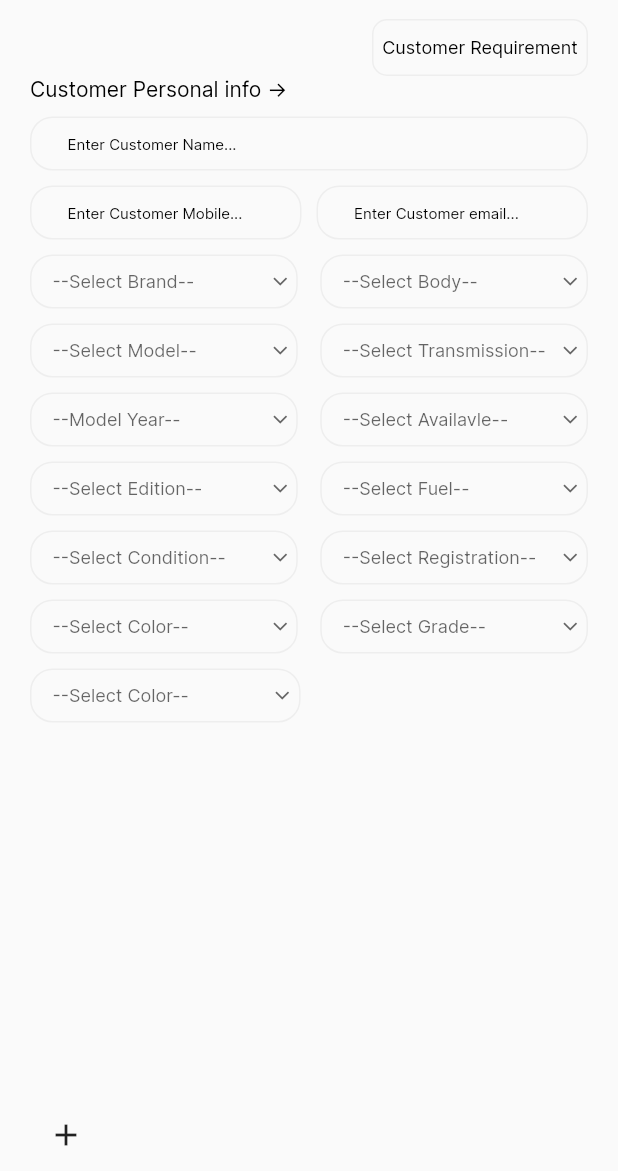
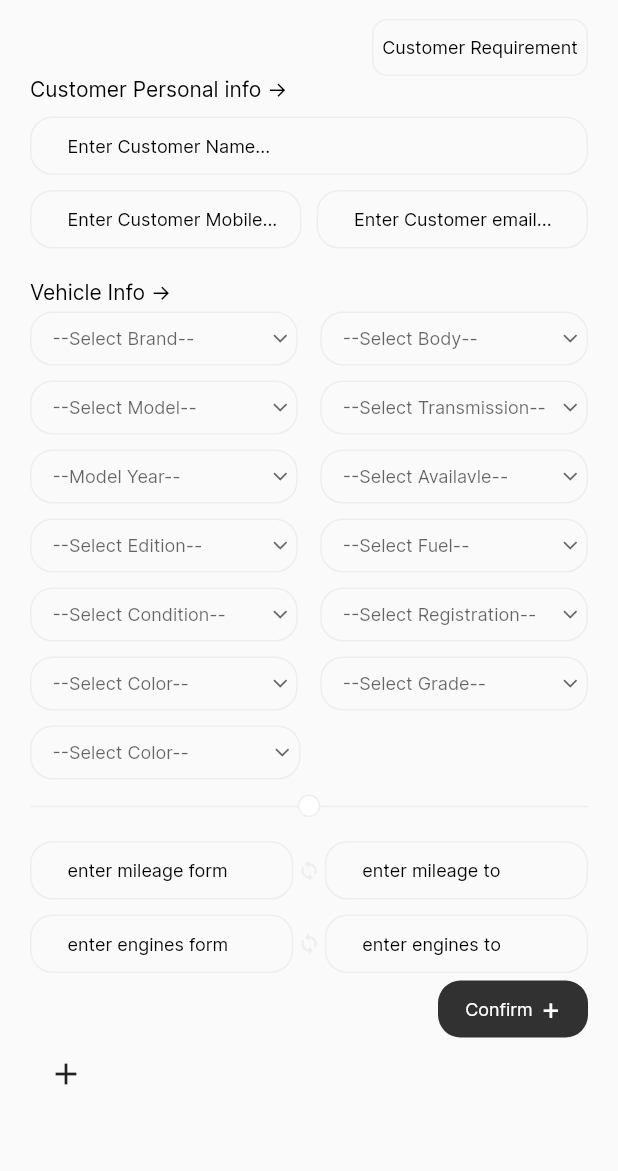
Before and after one commit to mehediFlutter/Pilot_Bazar_Admin, a Flutter app: the screen it shows after launch, after a tap on the "add" icon, on a phone screen of 412 x 824 dp, the part 65-1236 px from its top. Run offline on Flutter 3.47's test engine with Material 3 defaults, Android fonts, the phone set to English and light mode, and no system bars.

Commit message:
confirm and next button

```diff
--- a/lib/const/const_radious.dart
+++ b/lib/const/const_radious.dart
@@ -1,4 +1,5 @@
 import 'package:flutter/material.dart';
+import 'package:pilot_bazar_admin/const/color.dart';
 
 const BorderRadius BorderRadious10 = BorderRadius.all(Radius.circular(10));
 const BorderRadius BorderRadious8 = BorderRadius.all(Radius.circular(8));
@@ -8,15 +9,20 @@ const SizedBox height5 = SizedBox(height: 5);
 const SizedBox height10 = SizedBox(height: 10);
 const SizedBox width5 = SizedBox(width: 5);
 const SizedBox width10 = SizedBox(width: 10);
- Container horizontalLine = Container(
+Container horizontalLine = Container(
   height: 55,
   width: 2,
-  decoration: BoxDecoration(color:Color(0xFFD9D9D9) ),
- );
+  decoration: BoxDecoration(color: Color(0xFFD9D9D9)),
+);
 
- Container greenTolu= Container(
-                    height: 8,
-                    width: 8,
-                    decoration: const BoxDecoration(
-                        shape: BoxShape.circle, color: Colors.green),
-                  );
+Container greenTolu = Container(
+  height: 8,
+  width: 8,
+  decoration: const BoxDecoration(shape: BoxShape.circle, color: Colors.green),
+);
+
+Icon syncIcon = Icon(
+  Icons.sync,
+  size: 15,
+  color: searchBarBorderColor,
+);
--- a/lib/package/customer_requirement_store/text_fields_screen.dart
+++ b/lib/package/customer_requirement_store/text_fields_screen.dart
@@ -7,6 +7,8 @@ import 'package:pilot_bazar_admin/package/customer_care_service/customer_profuil
 import 'package:pilot_bazar_admin/package/customer_requirement_store/text_foild.dart';
 import 'package:pilot_bazar_admin/profile/profile.dart';
 import 'package:pilot_bazar_admin/re_usable_widget/re_usable_mother_widget.dart';
+import 'package:pilot_bazar_admin/widget/confirm_next_button.dart';
+import 'package:pilot_bazar_admin/widget/divider_with_circle.dart';
 
 class CustomerRequirementInputFilds extends StatefulWidget {
   const CustomerRequirementInputFilds({super.key});
@@ -20,11 +22,17 @@ class _CustomerRequirementInputFildsState
     extends State<CustomerRequirementInputFilds> {
   TextEditingController customerNameController = TextEditingController();
   TextEditingController customerNameController2 = TextEditingController();
+  TextEditingController mileageFormController = TextEditingController();
+  TextEditingController mileageToController = TextEditingController();
+  TextEditingController enginesFromController = TextEditingController();
+  TextEditingController enginesToController = TextEditingController();
   String? _selectedItem;
   @override
   Widget build(BuildContext context) {
     Size size = MediaQuery.sizeOf(context);
-    return ReUsableMotherWidget(children: [
+    return ReUsableMotherWidget(
+      isSingleChildScrollView: true,
+      children: [
       CustomerProfileBar(
         profileImagePath: 'assets/images/small_profile.png',
         message_icon_path: 'assets/icons/message_notification.png',
@@ -82,6 +90,7 @@ class _CustomerRequirementInputFildsState
           width10,
           Expanded(
             child: CustmerRequiredTextFild(
+
               function: (dynamic value) {
                 print(value);
               },
@@ -91,6 +100,9 @@ class _CustomerRequirementInputFildsState
           ),
         ],
       ),
+      height5,
+      height10,
+      Text('Vehicle Info ->',style: small14StyleW500),
       height5,
 
       // TextFormField(
@@ -152,10 +164,47 @@ class _CustomerRequirementInputFildsState
         ],
       ),
       height10,
-        Expanded(child: Padding(
+        Padding(
           padding:  EdgeInsets.only(right: size.width/2.15),
           child: customDropdown('--Select Color--'),
-        )),
+        ),
+        height10,
+
+        DividerWithCircle(),
+        height10,
+        Row(
+        children: [
+          Expanded(child: CustmerRequiredTextFild(
+            function: (dynamic value) {
+                print(value);
+              },
+            customerNameController: mileageFormController, hintTextForCustomerNameController: 'enter mileage form',keyboardType: TextInputType.number,)),
+          syncIconMethode(),
+          Expanded(child: CustmerRequiredTextFild(
+            function: (dynamic value) {
+                print(value);
+              },
+            customerNameController: mileageToController,hintTextForCustomerNameController: 'enter mileage to',keyboardType: TextInputType.number,)),
+        ],
+      ),
+        Row(
+        children: [
+          Expanded(child: CustmerRequiredTextFild(
+            function: (dynamic value) {
+                print(value);
+              },
+            customerNameController: enginesFromController, hintTextForCustomerNameController: 'enter engines form',keyboardType: TextInputType.number,)),
+          syncIconMethode(),
+          Expanded(child: CustmerRequiredTextFild(
+            function: (dynamic value) {
+                print(value);
+              },
+            customerNameController: enginesToController,hintTextForCustomerNameController: 'enter engines to',keyboardType: TextInputType.number,)),
+        ],
+      ),
+      ConfirmAndNextButton(
+        width: 100,
+      ),
 
       IconButton(
           onPressed: () {
@@ -164,6 +213,13 @@ class _CustomerRequirementInputFildsState
           },
           icon: Icon(Icons.add))
     ]);
+  }
+
+  Padding syncIconMethode() {
+    return Padding(
+            padding: const EdgeInsets.symmetric(horizontal: 3),
+          child: syncIcon,
+        );
   }
 
   DropdownButtonFormField<String> customDropdown(String hintText) {
--- a/lib/package/customer_requirement_store/text_foild.dart
+++ b/lib/package/customer_requirement_store/text_foild.dart
@@ -4,13 +4,14 @@ import 'package:pilot_bazar_admin/const/color.dart';
 class CustmerRequiredTextFild extends StatefulWidget {
   final TextEditingController customerNameController;
   final String? hintTextForCustomerNameController;
+  final TextInputType? keyboardType;
   final Function(dynamic)? function;
 
   const CustmerRequiredTextFild(
       {super.key,
       required this.customerNameController,
       this.hintTextForCustomerNameController,
-      this.function});
+      this.function, this.keyboardType});
 
   @override
   State<CustmerRequiredTextFild> createState() =>
@@ -23,30 +24,31 @@ class _CustmerRequiredTextFildState extends State<CustmerRequiredTextFild> {
     return Padding(
       padding: EdgeInsets.symmetric(vertical: 5),
       child: TextFormField(
+        keyboardType: widget.keyboardType,
         onChanged: (value) {
           if (widget.function != null) {
             widget.function!(value);
           }
         },
 
-        style: small10Style,
+        style: small12Stylew400,
 
         controller: widget.customerNameController,
         decoration: InputDecoration(
+
             prefix: SizedBox(
               width: 20,
             ),
             isDense: true,
             contentPadding: EdgeInsets.symmetric(vertical: 12, horizontal: 5),
             hintText: widget.hintTextForCustomerNameController,
-            hintStyle: small10Style.copyWith(fontWeight: FontWeight.w400),
+            hintStyle: small12Stylew400,
             enabledBorder: OutlineInputBorder(
                 borderRadius: BorderRadius.circular(15),
                 borderSide: BorderSide(color: Color(0xFFEEEEEE))),
             focusedBorder: OutlineInputBorder(
                 borderRadius: BorderRadius.circular(15),
-                borderSide: BorderSide(color: Colors.grey))
-                ),
+                borderSide: BorderSide(color: Colors.grey))),
         cursorColor: Colors.black,
         cursorWidth: 1,
         // cursorHeight: 20,
--- /dev/null
+++ b/lib/widget/confirm_next_button.dart
@@ -0,0 +1,33 @@
+import 'package:flutter/material.dart';
+import 'package:pilot_bazar_admin/const/color.dart';
+
+class ConfirmAndNextButton extends StatefulWidget {
+  final double? width;
+  const ConfirmAndNextButton({super.key, this.width});
+
+  @override
+  State<ConfirmAndNextButton> createState() => _ConfirmAndNextButtonState();
+}
+
+class _ConfirmAndNextButtonState extends State<ConfirmAndNextButton> {
+  @override
+  Widget build(BuildContext context) {
+    return Align(
+      alignment: Alignment.bottomRight,
+      child: Container(height: 38,
+      width: widget.width,
+      decoration: BoxDecoration(
+        color: Color(0xFF313131),
+        borderRadius: BorderRadius.circular(15),
+      ),
+      child: Center(child: Row(
+        mainAxisAlignment: MainAxisAlignment.center,
+        children: [
+          Text("Confirm",style: small12Stylew500.copyWith(color: Colors.white)),
+          Text(" +",style: small12Stylew500.copyWith(color: Colors.white,fontSize: 20)),
+        ],
+      )),
+      ),
+    );
+  }
+}
--- a/lib/widget/divider_with_circle.dart
+++ b/lib/widget/divider_with_circle.dart
@@ -0,0 +1,32 @@
+import 'package:flutter/material.dart';
+import 'package:pilot_bazar_admin/const/color.dart';
+
+class DividerWithCircle extends StatelessWidget {
+  @override
+  Widget build(BuildContext context) {
+    return Stack(
+      children: [
+        Divider(
+          color: searchBarBorderColor, // Customize the color of the divider
+          thickness: 1, // Adjust the thickness of the divider
+        ),
+        Positioned(
+          child: Align(
+            alignment: Alignment.center,
+            child: Container(
+
+              width: 15, // Adjust the size of the circle
+              height: 15, // Adjust the size of the circle
+              decoration: BoxDecoration(
+                color: Colors.white,
+                shape: BoxShape.circle,
+                border: Border.all(color: searchBarBorderColor)
+               // Customize the color of the circle
+              ),
+            ),
+          ),
+        ),
+      ],
+    );
+  }
+}
```
